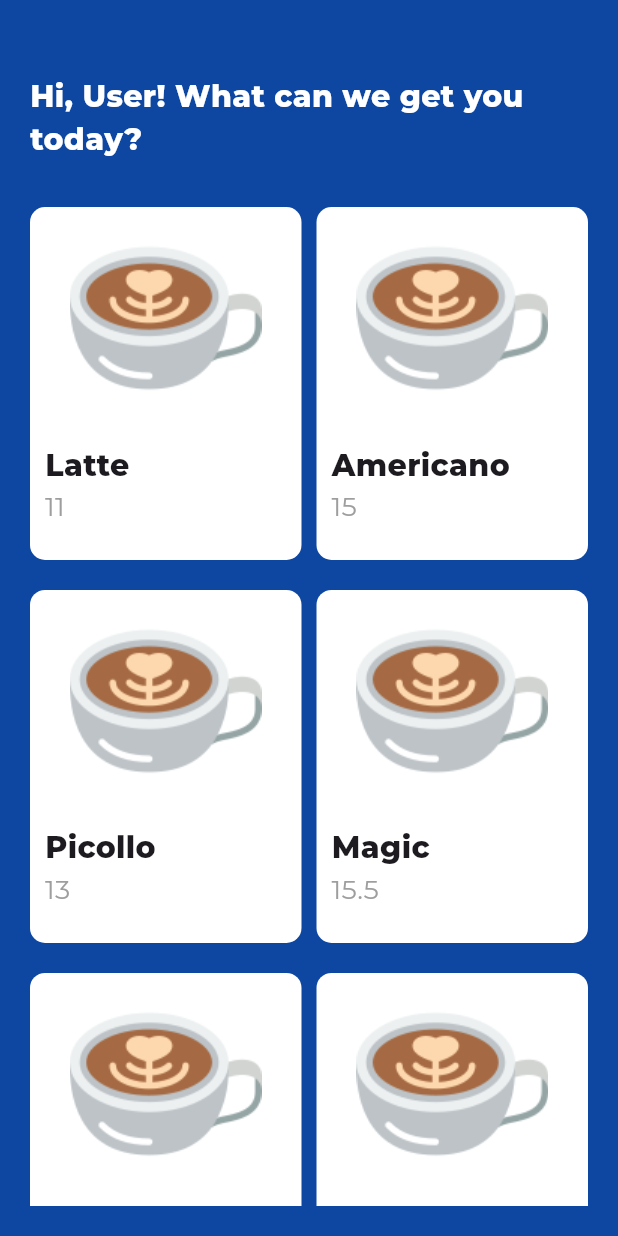
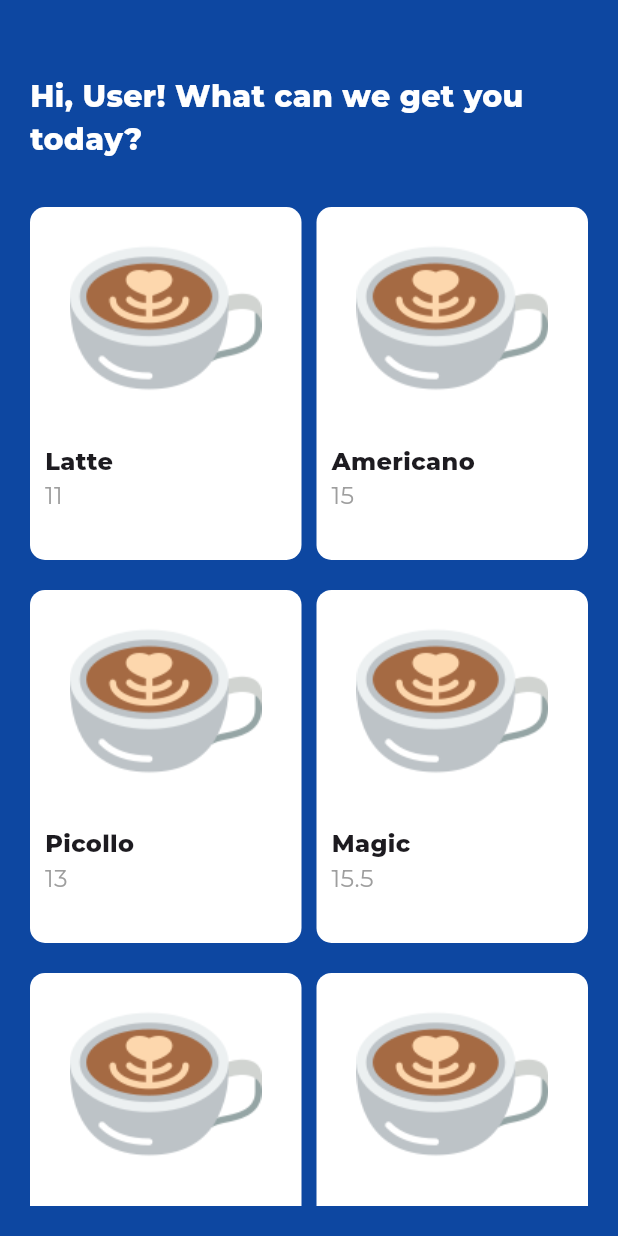
Before and after one commit to CandiceAriel/kohi, a Flutter app: the screen it shows after launch, on a phone screen of 412 x 824 dp. Run offline on Flutter 3.47's test engine with Material 3 defaults, Android fonts, the phone set to English and light mode, and no system bars; our stand-ins replace google_fonts, lottie.

Commit message:
card tile changes

```diff
--- a/lib/components/card_tile.dart
+++ b/lib/components/card_tile.dart
@@ -41,7 +41,7 @@ class CardTile extends StatelessWidget {
                           coffee.name,
                           textAlign: TextAlign.left,
                           style: TextStyle(
-                            fontSize: 20,
+                            fontSize: 16,
                             fontWeight: FontWeight.w800,
                           ),
                         ),
@@ -49,7 +49,7 @@ class CardTile extends StatelessWidget {
                           coffee.price,
                           textAlign: TextAlign.center,
                           style: TextStyle(
-                            fontSize: 18,
+                            fontSize: 16,
                             color: Colors.grey[500]
                           ),
                         )
```
Also changed, not shown: 6 other files.
